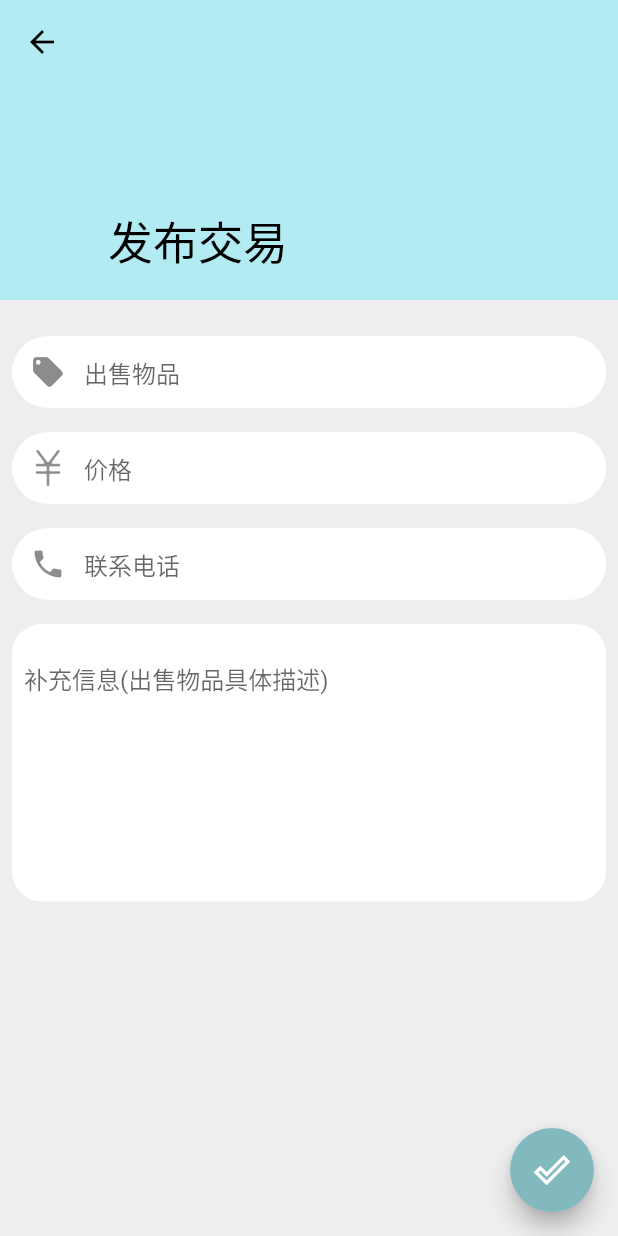
After one commit to Haurchefant-G/Tsingvat, a Flutter app: the newGoodsPage screen opened directly, on a phone screen of 412 x 824 dp. The commit adds this screen. Run offline on Flutter 3.47's test engine with Material 2 defaults, Android fonts, the phone set to English and light mode, and no system bars; our stand-ins replace cached_network_image, dio; network calls fail.

Commit message:
tsingvat_0.2

```diff
--- a/tsingvat/lib/main.dart
+++ b/tsingvat/lib/main.dart
@@ -7,7 +7,7 @@ import 'dart:io';
 import 'package:flutter/material.dart';
 import 'package:dio/dio.dart';
 import 'package:flutter/services.dart';
-import 'newTaskPage.dart';
+import 'package:tsingvat/page/newTaskPage.dart';
 import 'startPage.dart';
 import 'HomePage.dart';
 import 'loginPage.dart';
@@ -62,7 +62,7 @@ class MyApp extends StatelessWidget {
         // primaryIconTheme:
         //     Theme.of(context).accentIconTheme.copyWith(color: Colors.white)
       ),
-      initialRoute: 'startPage',
+      initialRoute: 'homePage',//'startPage',
       routes: {
         'startPage': (context) => StartPage(),
         'loginPage': (context) => Login(),
--- /dev/null
+++ b/tsingvat/lib/page/newGoodsPage.dart
@@ -0,0 +1,195 @@
+import 'package:flutter/material.dart';
+import 'package:flutter/services.dart';
+
+class newGoodsPage extends StatefulWidget {
+  @override
+  _newGoodsPageState createState() => _newGoodsPageState();
+}
+
+class _newGoodsPageState extends State<newGoodsPage> {
+  GlobalKey<FormState> taskKey = GlobalKey<FormState>();
+
+  double pay;
+  String start;
+  String startDetail;
+  String startTime = '起始时间';
+  String end;
+  String endDetail;
+  String endTime = '送达时间';
+  String phone = '';
+
+  List<DropdownMenuItem<String>> locationItems = [
+    '第六教学楼',
+    '第三教学楼',
+    '第二教学楼',
+    '第四教学楼',
+    '紫荆宿舍区-桃李园附近',
+    '紫荆宿舍区-紫荆园附近'
+  ].map<DropdownMenuItem<String>>((String v) {
+    return DropdownMenuItem<String>(
+      value: v,
+      child: Text(v),
+    );
+  }).toList();
+
+  @override
+  Widget build(BuildContext context) {
+    return Scaffold(
+      // appBar: AppBar(
+      //   actions: <Widget>[
+      //     IconButton(icon: Icon(Icons.home), onPressed: null)
+      //   ],
+      //   backgroundColor: Theme.of(context).secondaryHeaderColor,
+      //   //bottom: TabBar(tabs: [Tab(child: Text("123"))]),
+      //   flexibleSpace: FlexibleSpaceBar(title: Text("123")),
+      // ),
+      backgroundColor: Colors.grey[200],
+      floatingActionButtonLocation: FloatingActionButtonLocation.endFloat,
+      floatingActionButton: FloatingActionButton(
+        backgroundColor: Theme.of(context).primaryColorDark,
+        onPressed: () {
+          Navigator.pop(context);
+        },
+        child: Icon(Icons.done_outline),
+      ),
+      body: CustomScrollView(slivers: <Widget>[
+        SliverAppBar(
+          //title: Text("title"),
+          floating: false,
+          pinned: true,
+          expandedHeight: 200,
+          flexibleSpace: FlexibleSpaceBar(title: Text("发布交易")),
+        ),
+        // SliverFixedExtentList(
+        //   itemExtent: 50.0,
+        //   delegate: SliverChildBuilderDelegate(
+        //     (context, index) => ListTile(
+        //       title: Text("Item $index"),
+        //     ),
+        //     childCount: 30,
+        //   ),
+        // ),
+        SliverToBoxAdapter(
+          child: Padding(
+            padding: const EdgeInsets.all(8.0),
+            child: Form(
+                key: taskKey,
+                child: DefaultTextStyle(
+                  style: Theme.of(context).textTheme.subtitle1,
+                  child: Column(
+                    children: <Widget>[
+                      Padding(padding: EdgeInsets.all(8.0)),
+                      Container(
+                        decoration: BoxDecoration(
+                          borderRadius: BorderRadius.all(Radius.circular(100)),
+                          color: Theme.of(context).dialogBackgroundColor,
+                        ),
+                        child: TextFormField(
+                          //textAlign: TextAlign.center,
+                          decoration: InputDecoration(
+                            hintText: '出售物品',
+                            //prefixText: '￥  ',
+                            //prefixIcon: Icon(Icons.attach_money),
+                            prefixIcon: Icon(Icons.local_offer),
+                            border: InputBorder.none,
+                          ),
+                          keyboardType: TextInputType.text,
+                          onSaved: (v) {},
+                          validator: (v) {},
+                          onFieldSubmitted: (v) {},
+                        ),
+                      ),
+                      Padding(padding: EdgeInsets.all(8.0)),
+                      Container(
+                        decoration: BoxDecoration(
+                          borderRadius: BorderRadius.all(Radius.circular(100)),
+                          color: Theme.of(context).dialogBackgroundColor,
+                        ),
+                        child: TextFormField(
+                          //textAlign: TextAlign.center,
+                          decoration: InputDecoration(
+                            hintText: '价格',
+                            //prefixText: '￥  ',
+                            //prefixIcon: Icon(Icons.attach_money),
+                            prefixIcon:
+                                ImageIcon(AssetImage("assets/icon/RMB.png")),
+                            border: InputBorder.none,
+                          ),
+                          inputFormatters: [
+                            WhitelistingTextInputFormatter(RegExp("[1-9.]"))
+                          ],
+
+                          keyboardType: TextInputType.numberWithOptions(
+                              signed: false, decimal: true),
+                          onSaved: (v) {
+                            pay = double.parse(v);
+                          },
+                          validator: (v) {
+                            if (v.length == 0) {
+                              print('请输入价格');
+                            }
+                          },
+                          onFieldSubmitted: (value) {},
+                        )
+                      ),
+                      Padding(padding: EdgeInsets.all(8.0)),
+                      Container(
+                        decoration: BoxDecoration(
+                          borderRadius: BorderRadius.all(Radius.circular(100)),
+                          color: Theme.of(context).dialogBackgroundColor,
+                        ),
+                        child: TextFormField(
+                          //textAlign: TextAlign.center,
+                          decoration: InputDecoration(
+                            hintText: '联系电话',
+                            //prefixText: '￥  ',
+                            //prefixIcon: Icon(Icons.attach_money),
+                            prefixIcon: Icon(Icons.phone),
+                            border: InputBorder.none,
+                          ),
+                          inputFormatters: [
+                            WhitelistingTextInputFormatter(RegExp("[0-9]"))
+                          ],
+                          keyboardType: TextInputType.phone,
+                          onSaved: (v) {},
+                          validator: (v) {},
+                          onFieldSubmitted: (value) {},
+                        ),
+                      ),
+                      Padding(padding: EdgeInsets.all(8.0)),
+                      Container(
+                        padding: EdgeInsets.all(8.0),
+                        decoration: BoxDecoration(
+                          borderRadius: BorderRadius.all(Radius.circular(20)),
+                          color: Theme.of(context).dialogBackgroundColor,
+                        ),
+                        child: TextFormField(
+                          //textAlign: TextAlign.center,
+                          decoration: InputDecoration(
+                            hintText: '补充信息(出售物品具体描述)',
+                            //prefixText: '￥  ',
+                            //prefixIcon: Icon(Icons.attach_money),
+                            //prefixIcon: Icon(Icons.info),
+                            border: InputBorder.none,
+                          ),
+                          // inputFormatters: [
+                          //   WhitelistingTextInputFormatter(RegExp("[1-9.]"))
+                          // ],
+                          style: Theme.of(context).primaryTextTheme.subtitle1.copyWith(height: 1.8),
+                          maxLines: 5,
+                          keyboardType: TextInputType.multiline,
+                          onSaved: (v) {},
+                          validator: (v) {},
+                          onFieldSubmitted: (value) {},
+                        ),
+                      ),
+                      Padding(padding: EdgeInsets.only(top: 300)),
+                    ],
+                  ),
+                )),
+          ),
+        )
+      ]),
+    );
+  }
+}
--- a/tsingvat/lib/newTaskPage.dart
+++ b/tsingvat/lib/page/newTaskPage.dart
@@ -369,6 +369,7 @@ class _newTaskPageState extends State<newTaskPage> {
                           // inputFormatters: [
                           //   WhitelistingTextInputFormatter(RegExp("[1-9.]"))
                           // ],
+                          style: Theme.of(context).primaryTextTheme.subtitle1.copyWith(height: 1.8),
                           maxLines: 5,
                           keyboardType: TextInputType.multiline,
                           onSaved: (v) {},
--- a/tsingvat/pubspec.yaml
+++ b/tsingvat/pubspec.yaml
@@ -31,6 +31,8 @@ dependencies:
   animations: ^1.0.0+5
   dio: ^3.0.9
   json_annotation: ^3.0.1
+  flutter_staggered_grid_view: "^0.3.0"
+  cached_network_image: ^2.2.0+1
 
 dev_dependencies:
   flutter_test:
```
Also changed, not shown: tsingvat/lib/HomePage.dart (+142 -29 lines), tsingvat/lib/component/goodscard.dart (added, +44 -0 lines), tsingvat/lib/component/newscard.dart (added, +70 -0 lines), tsingvat/lib/component/taskcard.dart (+10 -5 lines), tsingvat/lib/page/goodsDetailPage.dart (added, +96 -0 lines), tsingvat/lib/tabPage/GoodsPage.dart (added, +46 -0 lines), tsingvat/lib/tabPage/NewsPage.dart (added, +33 -0 lines), tsingvat/lib/util/httpUtil.dart (added), tsingvat/pubspec.lock.
